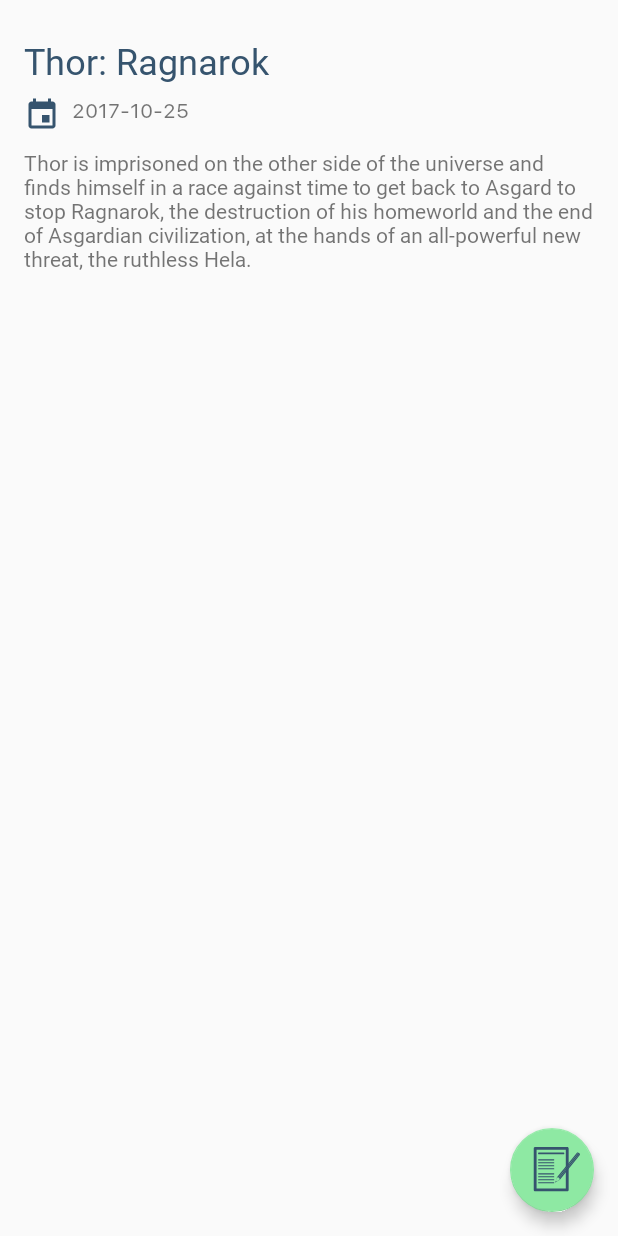
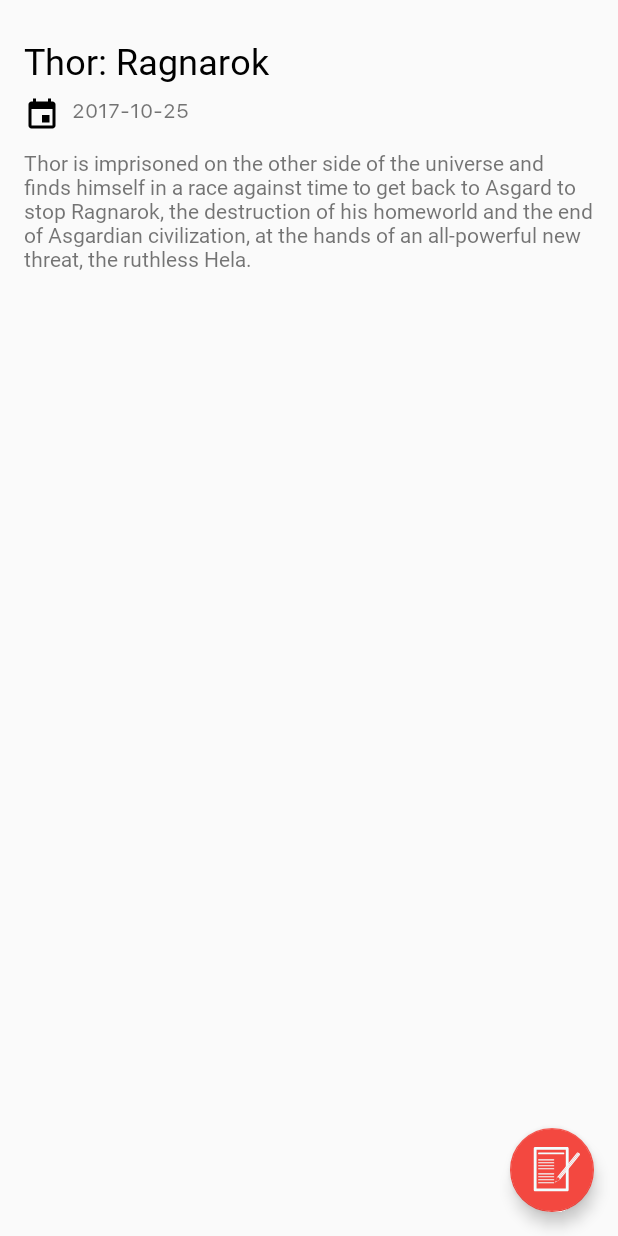
Before and after one commit to tairoroberto/RemoteJobs, an Android app: the layout content_detail.xml on its own in the app's theme, with its tools: preview values and no code run, on a phone screen of 412 x 824 dp. Run offline under Robolectric (Android 15) with nearby library versions, the phone set to English and light mode, and no system bars.

Commit message:
Changes colors

```diff
--- a/app/src/main/res/drawable/ic_guidelines.xml
+++ b/app/src/main/res/drawable/ic_guidelines.xml
@@ -1,19 +1,19 @@
 <vector android:height="24dp" android:viewportHeight="864.0"
     android:viewportWidth="864.0" android:width="24dp" xmlns:android="http://schemas.android.com/apk/res/android">
-    <path android:fillColor="@color/colorPrimaryDark" android:pathData="M452.7,316.9H271.4c-3.8,0 -6.8,-3 -6.8,-6.8c0,-3.8 3,-6.8 6.8,-6.8h181.3c3.8,0 6.8,3 6.8,6.8C459.5,313.8 456.5,316.9 452.7,316.9z"/>
-    <path android:fillColor="@color/colorPrimaryDark" android:pathData="M568.8,243.9H275.6c-6.1,0 -11,-4.9 -11,-11c0,-6.1 4.9,-11 11,-11h293.2c6.1,0 11,4.9 11,11C579.8,239 574.9,243.9 568.8,243.9z"/>
-    <path android:fillColor="@color/colorPrimaryDark" android:pathData="M452.7,352.4H271.4c-3.8,0 -6.8,-3 -6.8,-6.8c0,-3.8 3,-6.8 6.8,-6.8h181.3c3.8,0 6.8,3 6.8,6.8C459.5,349.4 456.5,352.4 452.7,352.4z"/>
-    <path android:fillColor="@color/colorPrimaryDark" android:pathData="M452.7,388H271.4c-3.8,0 -6.8,-3 -6.8,-6.8s3,-6.8 6.8,-6.8h181.3c3.8,0 6.8,3 6.8,6.8S456.5,388 452.7,388z"/>
-    <path android:fillColor="@color/colorPrimaryDark" android:pathData="M452.7,423.5H271.4c-3.8,0 -6.8,-3 -6.8,-6.8s3,-6.8 6.8,-6.8h181.3c3.8,0 6.8,3 6.8,6.8S456.5,423.5 452.7,423.5z"/>
-    <path android:fillColor="@color/colorPrimaryDark" android:pathData="M452.7,484.6H271.4c-3.8,0 -6.8,-3 -6.8,-6.8c0,-3.8 3,-6.8 6.8,-6.8h181.3c3.8,0 6.8,3 6.8,6.8C459.5,481.6 456.5,484.6 452.7,484.6z"/>
-    <path android:fillColor="@color/colorPrimaryDark" android:pathData="M452.7,520.2H271.4c-3.8,0 -6.8,-3 -6.8,-6.8c0,-3.8 3,-6.8 6.8,-6.8h181.3c3.8,0 6.8,3 6.8,6.8C459.5,517.1 456.5,520.2 452.7,520.2z"/>
-    <path android:fillColor="@color/colorPrimaryDark" android:pathData="M452.7,555.7H271.4c-3.8,0 -6.8,-3 -6.8,-6.8c0,-3.8 3,-6.8 6.8,-6.8h181.3c3.8,0 6.8,3 6.8,6.8C459.5,552.7 456.5,555.7 452.7,555.7z"/>
-    <path android:fillColor="@color/colorPrimaryDark" android:pathData="M452.7,591.3H271.4c-3.8,0 -6.8,-3 -6.8,-6.8c0,-3.8 3,-6.8 6.8,-6.8h181.3c3.8,0 6.8,3 6.8,6.8C459.5,588.2 456.5,591.3 452.7,591.3z"/>
-    <path android:fillColor="@color/colorPrimaryDark" android:pathData="M482.7,573.8l-11.4,6.8l5.8,-17l7.6,-0.9l-2.3,4.1l6.5,-0.7z"/>
-    <path android:fillColor="@color/colorPrimaryDark" android:pathData="M508.8,513.2L508.8,513.2l-16.8,7L471.3,580.6l54.9,-32.7l0.2,-20.5l-1,0.5l-0.2,19.4l-52.1,31l19.7,-57.5l15.9,-6.6"/>
-    <path android:fillColor="@color/colorPrimaryDark" android:pathData="M763.4,232.5l0.2,0.2l-4.8,-3.9l-2.4,-2l-4.8,-3.9l0.6,0.5l-242.2,298.5l4.2,3.4l2.4,2l4.6,3.7z"/>
-    <path android:fillColor="@color/colorPrimaryDark" android:pathData="M750.6,222.8l-16.4,-1.2l-242.2,298.5l16.4,1.2z"/>
-    <path android:fillColor="@color/colorPrimaryDark" android:pathData="M763.7,233l-242.2,298.5l4.7,16.4l242.2,-298.5z"/>
-    <path android:fillColor="@color/colorPrimaryDark" android:pathData="M631.7,371.7l-34,41.9l0,23l34,-41.9z"/>
-    <path android:fillColor="@color/colorPrimaryDark" android:pathData="M597.7,437.5v216.9H246.9V190.3h350.8v220.9l34,-41.9V173.3c0,-9.4 -7.6,-17 -17,-17H229.9c-9.4,0 -17,7.6 -17,17v498c0,9.4 7.6,17 17,17h384.8c9.4,0 17,-7.6 17,-17V395.5L597.7,437.5z"/>
+    <path android:fillColor="@color/white_f2feff" android:pathData="M452.7,316.9H271.4c-3.8,0 -6.8,-3 -6.8,-6.8c0,-3.8 3,-6.8 6.8,-6.8h181.3c3.8,0 6.8,3 6.8,6.8C459.5,313.8 456.5,316.9 452.7,316.9z"/>
+    <path android:fillColor="@color/white_f2feff" android:pathData="M568.8,243.9H275.6c-6.1,0 -11,-4.9 -11,-11c0,-6.1 4.9,-11 11,-11h293.2c6.1,0 11,4.9 11,11C579.8,239 574.9,243.9 568.8,243.9z"/>
+    <path android:fillColor="@color/white_f2feff" android:pathData="M452.7,352.4H271.4c-3.8,0 -6.8,-3 -6.8,-6.8c0,-3.8 3,-6.8 6.8,-6.8h181.3c3.8,0 6.8,3 6.8,6.8C459.5,349.4 456.5,352.4 452.7,352.4z"/>
+    <path android:fillColor="@color/white_f2feff" android:pathData="M452.7,388H271.4c-3.8,0 -6.8,-3 -6.8,-6.8s3,-6.8 6.8,-6.8h181.3c3.8,0 6.8,3 6.8,6.8S456.5,388 452.7,388z"/>
+    <path android:fillColor="@color/white_f2feff" android:pathData="M452.7,423.5H271.4c-3.8,0 -6.8,-3 -6.8,-6.8s3,-6.8 6.8,-6.8h181.3c3.8,0 6.8,3 6.8,6.8S456.5,423.5 452.7,423.5z"/>
+    <path android:fillColor="@color/white_f2feff" android:pathData="M452.7,484.6H271.4c-3.8,0 -6.8,-3 -6.8,-6.8c0,-3.8 3,-6.8 6.8,-6.8h181.3c3.8,0 6.8,3 6.8,6.8C459.5,481.6 456.5,484.6 452.7,484.6z"/>
+    <path android:fillColor="@color/white_f2feff" android:pathData="M452.7,520.2H271.4c-3.8,0 -6.8,-3 -6.8,-6.8c0,-3.8 3,-6.8 6.8,-6.8h181.3c3.8,0 6.8,3 6.8,6.8C459.5,517.1 456.5,520.2 452.7,520.2z"/>
+    <path android:fillColor="@color/white_f2feff" android:pathData="M452.7,555.7H271.4c-3.8,0 -6.8,-3 -6.8,-6.8c0,-3.8 3,-6.8 6.8,-6.8h181.3c3.8,0 6.8,3 6.8,6.8C459.5,552.7 456.5,555.7 452.7,555.7z"/>
+    <path android:fillColor="@color/white_f2feff" android:pathData="M452.7,591.3H271.4c-3.8,0 -6.8,-3 -6.8,-6.8c0,-3.8 3,-6.8 6.8,-6.8h181.3c3.8,0 6.8,3 6.8,6.8C459.5,588.2 456.5,591.3 452.7,591.3z"/>
+    <path android:fillColor="@color/white_f2feff" android:pathData="M482.7,573.8l-11.4,6.8l5.8,-17l7.6,-0.9l-2.3,4.1l6.5,-0.7z"/>
+    <path android:fillColor="@color/white_f2feff" android:pathData="M508.8,513.2L508.8,513.2l-16.8,7L471.3,580.6l54.9,-32.7l0.2,-20.5l-1,0.5l-0.2,19.4l-52.1,31l19.7,-57.5l15.9,-6.6"/>
+    <path android:fillColor="@color/white_f2feff" android:pathData="M763.4,232.5l0.2,0.2l-4.8,-3.9l-2.4,-2l-4.8,-3.9l0.6,0.5l-242.2,298.5l4.2,3.4l2.4,2l4.6,3.7z"/>
+    <path android:fillColor="@color/white_f2feff" android:pathData="M750.6,222.8l-16.4,-1.2l-242.2,298.5l16.4,1.2z"/>
+    <path android:fillColor="@color/white_f2feff" android:pathData="M763.7,233l-242.2,298.5l4.7,16.4l242.2,-298.5z"/>
+    <path android:fillColor="@color/white_f2feff" android:pathData="M631.7,371.7l-34,41.9l0,23l34,-41.9z"/>
+    <path android:fillColor="@color/white_f2feff" android:pathData="M597.7,437.5v216.9H246.9V190.3h350.8v220.9l34,-41.9V173.3c0,-9.4 -7.6,-17 -17,-17H229.9c-9.4,0 -17,7.6 -17,17v498c0,9.4 7.6,17 17,17h384.8c9.4,0 17,-7.6 17,-17V395.5L597.7,437.5z"/>
 </vector>
--- a/app/src/main/res/layout/fragment_list.xml
+++ b/app/src/main/res/layout/fragment_list.xml
@@ -20,7 +20,7 @@
         android:id="@+id/swipeRefreshLayout"
         android:layout_width="0dp"
         android:layout_height="0dp"
-        android:layout_marginTop="0dp"
+        android:layout_marginTop="@dimen/dimen_8dp"
         app:layout_constraintBottom_toBottomOf="parent"
         app:layout_constraintEnd_toEndOf="parent"
         app:layout_constraintHorizontal_bias="0.0"
--- a/app/src/main/res/values/colors.xml
+++ b/app/src/main/res/values/colors.xml
@@ -1,10 +1,10 @@
 <?xml version="1.0" encoding="utf-8"?>
 <resources>
 
-    <color name="colorPrimary">#406180</color>
-    <color name="colorPrimaryDark">#36546E</color>
-    <color name="colorAccent">#8EE9A3</color>
-    <color name="colorPrimaryText">#fff</color>
+    <color name="colorPrimary">#1C1C1C</color>
+    <color name="colorPrimaryDark">#000000</color>
+    <color name="colorAccent">#f34840</color>
+    <color name="colorPrimaryText">#1C1C1C</color>
     <color name="green_175258">#175258</color>
     <color name="green_2bbc9b">#2BBC9B</color>
     <color name="green_adfff1">#ADFFF1</color>
```
